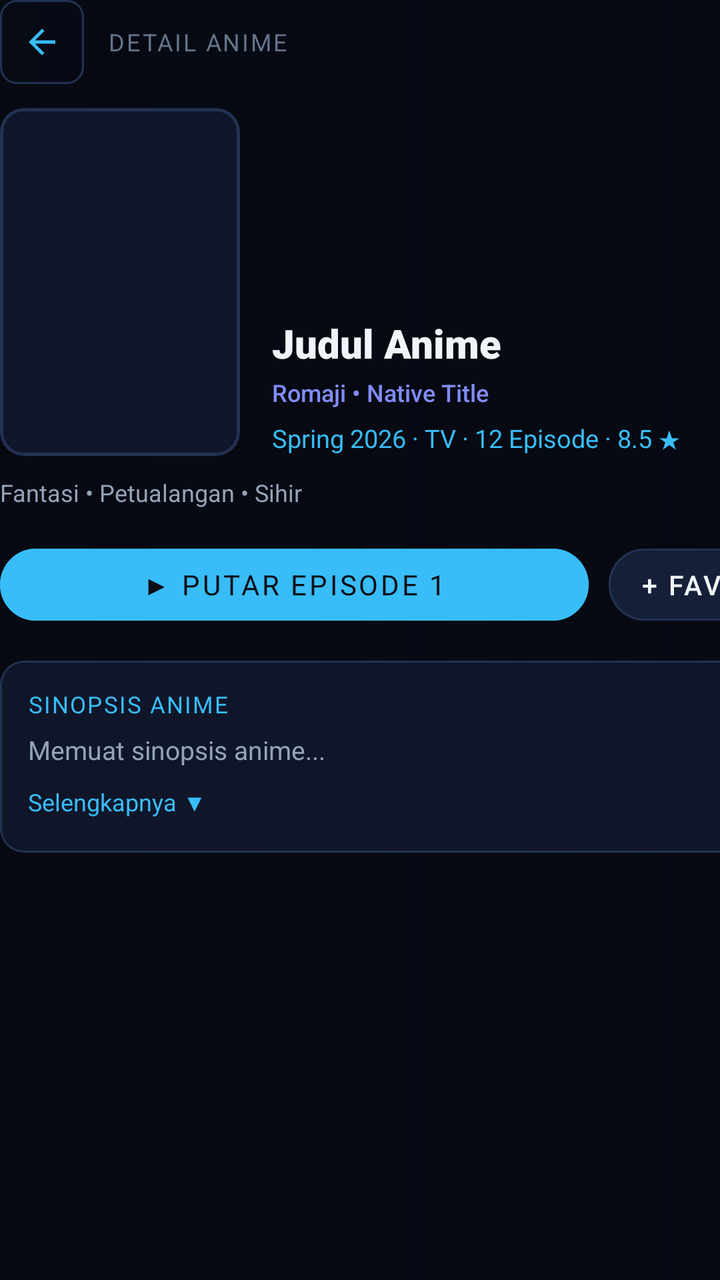
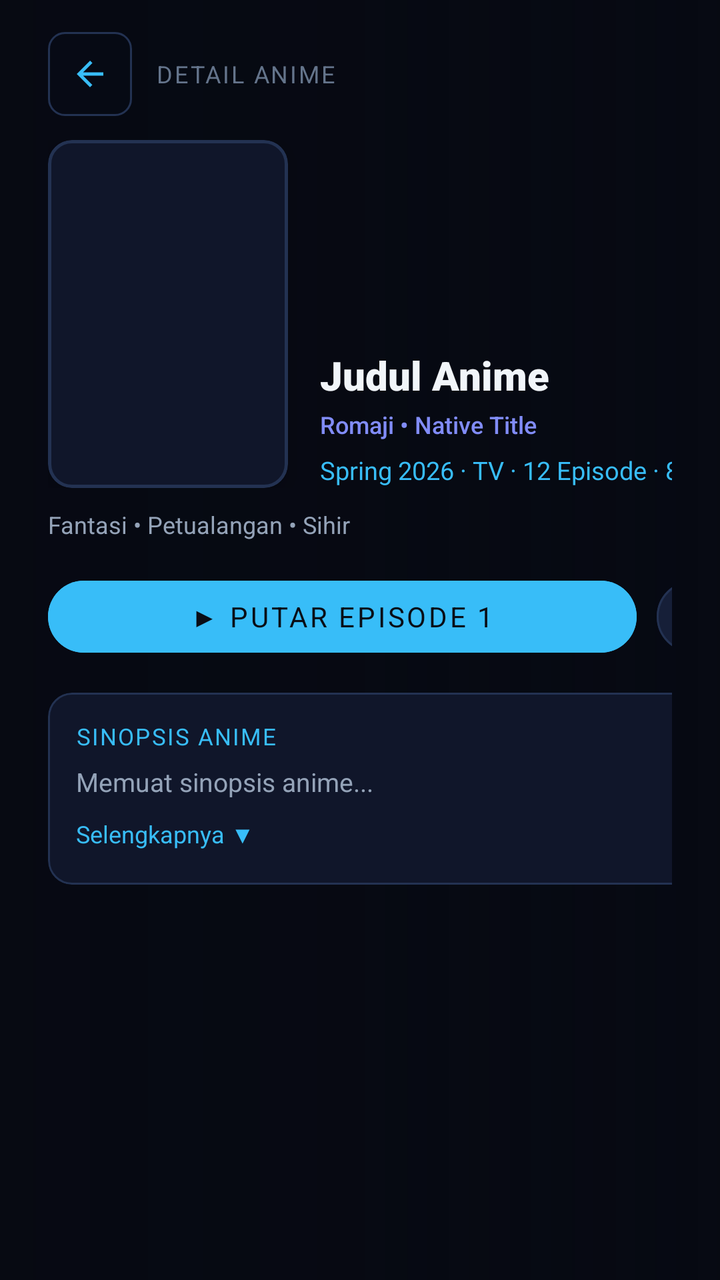

The first picture is an Android layout as it rendered before a commit; the second is the same layout after the commit. The layout source and the unified diff follow.
<!-- AndroidManifest.xml: another module's application theme Theme.Menatap -->
<!-- res/layout/activity_detail.xml -->
<?xml version="1.0" encoding="utf-8"?>
<androidx.coordinatorlayout.widget.CoordinatorLayout xmlns:android="http://schemas.android.com/apk/res/android"
    xmlns:app="http://schemas.android.com/apk/res-auto"
    android:id="@+id/layout_detail_root"
    android:layout_width="match_parent"
    android:layout_height="match_parent"
    android:background="#060912">

    
    <FrameLayout
        android:id="@+id/fl_detail_backdrop_container"
        android:layout_width="match_parent"
        android:layout_height="match_parent">

        <ImageView
            android:id="@+id/iv_detail_backdrop"
            android:layout_width="match_parent"
            android:layout_height="match_parent"
            android:scaleType="centerCrop"
            android:alpha="0.45"
            android:contentDescription="Ambient Backdrop" />

        
        <View
            android:layout_width="match_parent"
            android:layout_height="match_parent"
            android:background="@drawable/bg_tv_backdrop_scrim" />
    </FrameLayout>

    
    <LinearLayout
        android:id="@+id/layout_detail_scroll_content"
        android:layout_width="match_parent"
        android:layout_height="match_parent"
        android:orientation="horizontal"
        android:paddingHorizontal="@dimen/tv_overscan_horizontal"
        android:paddingVertical="@dimen/tv_overscan_vertical">

        
        <androidx.core.widget.NestedScrollView
            android:layout_width="430dp"
            android:layout_height="match_parent"
            android:fillViewport="true"
            android:scrollbars="none"
            android:overScrollMode="never">

            <LinearLayout
                android:layout_width="match_parent"
                android:layout_height="wrap_content"
                android:orientation="vertical"
                android:paddingEnd="18dp"
                android:paddingBottom="24dp">

                
                <LinearLayout
                    android:layout_width="match_parent"
                    android:layout_height="wrap_content"
                    android:gravity="center_vertical"
                    android:layout_marginBottom="12dp">

                    <ImageButton
                        android:id="@+id/btn_detail_back"
                        android:layout_width="42dp"
                        android:layout_height="42dp"
                        android:background="@drawable/bg_tv_button_focused"
                        android:src="@drawable/ic_arrow_back"
                        app:tint="@color/accent_glacial"
                        android:padding="9dp"
                        android:clickable="true"
                        android:focusable="true"
                        android:contentDescription="Kembali" />

                    <TextView
                        android:layout_width="wrap_content"
                        android:layout_height="wrap_content"
                        android:layout_marginStart="12dp"
                        android:text="@string/detail_header_info"
                        android:textColor="@color/text_frost_dim"
                        android:textSize="12sp"
                        android:fontFamily="sans-serif-bold"
                        android:letterSpacing="0.08"
                        android:textAllCaps="true" />
                </LinearLayout>

                
                <LinearLayout
                    android:layout_width="match_parent"
                    android:layout_height="wrap_content"
                    android:orientation="horizontal"
                    android:gravity="bottom">

                    
                    <com.google.android.material.card.MaterialCardView
                        android:id="@+id/card_detail_poster"
                        android:layout_width="120dp"
                        android:layout_height="174dp"
                        app:cardCornerRadius="12dp"
                        app:cardElevation="8dp"
                        app:cardBackgroundColor="@color/frost_surface"
                        app:strokeColor="@color/frost_border"
                        app:strokeWidth="1.5dp"
                        android:focusable="false">

                        <ImageView
                            android:id="@+id/iv_detail_poster"
                            android:layout_width="match_parent"
                            android:layout_height="match_parent"
                            android:scaleType="centerCrop"
                            android:contentDescription="Cover Karakter Anime" />
                    </com.google.android.material.card.MaterialCardView>

                    
                    <LinearLayout
                        android:layout_width="0dp"
                        android:layout_height="wrap_content"
                        android:layout_weight="1"
                        android:layout_marginStart="16dp"
                        android:orientation="vertical">

                        
                        <TextView
                            android:id="@+id/tv_detail_title"
                            android:layout_width="match_parent"
                            android:layout_height="wrap_content"
                            android:text="Judul Anime"
                            android:textColor="@color/text_frost_bright"
                            android:textSize="20sp"
                            android:fontFamily="sans-serif-black"
                            android:lineSpacingExtra="2dp"
                            android:maxLines="3"
                            android:ellipsize="end" />

                        
                        <TextView
                            android:id="@+id/tv_detail_romaji"
                            android:layout_width="match_parent"
                            android:layout_height="wrap_content"
                            android:layout_marginTop="3dp"
                            android:text="Romaji • Native Title"
                            android:textColor="@color/anime_iris_violet"
                            android:textSize="12sp"
                            android:fontFamily="sans-serif-medium"
                            android:maxLines="2"
                            android:ellipsize="end" />

                        
                        <TextView
                            android:id="@+id/tv_detail_meta"
                            android:layout_width="match_parent"
                            android:layout_height="wrap_content"
                            android:layout_marginTop="6dp"
                            android:text="Spring 2026 · TV · 12 Episode · 8.5 ★"
                            android:textColor="@color/accent_glacial"
                            android:textSize="12.5sp"
                            android:fontFamily="sans-serif-bold"
                            android:maxLines="2"
                            android:ellipsize="end" />
                    </LinearLayout>
                </LinearLayout>

                
                <TextView
                    android:id="@+id/tv_detail_genres"
                    android:layout_width="match_parent"
                    android:layout_height="wrap_content"
                    android:layout_marginTop="10dp"
                    android:text="Fantasi • Petualangan • Sihir"
                    android:textColor="@color/text_frost_subtle"
                    android:textSize="12sp"
                    android:fontFamily="sans-serif"
                    android:maxLines="1"
                    android:ellipsize="end" />

                
                <LinearLayout
                    android:layout_width="match_parent"
                    android:layout_height="wrap_content"
                    android:orientation="horizontal"
                    android:layout_marginTop="14dp">

                    <Button
                        android:id="@+id/btn_play_primary"
                        android:layout_width="0dp"
                        android:layout_height="48dp"
                        android:layout_weight="1"
                        android:text="@string/detail_play_ep1"
                        android:textColor="#090D16"
                        android:backgroundTint="@color/accent_glacial"
                        android:textSize="14sp"
                        android:fontFamily="sans-serif-bold"
                        app:cornerRadius="24dp"
                        android:clickable="true"
                        android:focusable="true"
                        android:nextFocusRight="@+id/btn_toggle_bookmark"
                        android:stateListAnimator="@null" />

                    <Button
                        android:id="@+id/btn_toggle_bookmark"
                        android:layout_width="wrap_content"
                        android:layout_height="48dp"
                        android:layout_marginStart="10dp"
                        android:text="@string/detail_favorite"
                        android:textColor="@color/text_frost_bright"
                        android:backgroundTint="@color/frost_elevated"
                        android:textSize="13.5sp"
                        android:fontFamily="sans-serif-medium"
                        app:strokeColor="@color/frost_border"
                        app:strokeWidth="1dp"
                        app:cornerRadius="24dp"
                        android:paddingHorizontal="16dp"
                        android:clickable="true"
                        android:focusable="true"
                        android:nextFocusLeft="@+id/btn_play_primary"
                        android:nextFocusRight="@+id/rv_detail_episodes"
                        android:stateListAnimator="@null" />
                </LinearLayout>

                
                <com.google.android.material.card.MaterialCardView
                    android:layout_width="match_parent"
                    android:layout_height="wrap_content"
                    android:layout_marginTop="14dp"
                    app:cardCornerRadius="12dp"
                    app:cardElevation="0dp"
                    app:cardBackgroundColor="@color/frost_surface"
                    app:strokeColor="@color/frost_border"
                    app:strokeWidth="1dp">

                    <LinearLayout
                        android:layout_width="match_parent"
                        android:layout_height="wrap_content"
                        android:orientation="vertical"
                        android:padding="14dp">

                        <TextView
                            android:layout_width="wrap_content"
                            android:layout_height="wrap_content"
                            android:text="@string/detail_synopsis_title"
                            android:textColor="@color/accent_glacial"
                            android:textSize="11.5sp"
                            android:fontFamily="sans-serif-bold"
                            android:letterSpacing="0.06" />

                        <TextView
                            android:id="@+id/tv_detail_synopsis"
                            android:layout_width="match_parent"
                            android:layout_height="wrap_content"
                            android:layout_marginTop="6dp"
                            android:textColor="@color/text_frost_subtle"
                            android:textSize="13sp"
                            android:lineSpacingExtra="3.5dp"
                            android:fontFamily="sans-serif"
                            android:maxLines="3"
                            android:ellipsize="end"
                            android:text="@string/detail_loading_synopsis" />

                        <TextView
                            android:id="@+id/tv_synopsis_toggle"
                            android:layout_width="wrap_content"
                            android:layout_height="wrap_content"
                            android:layout_marginTop="6dp"
                            android:text="@string/detail_read_more"
                            android:textColor="@color/accent_glacial"
                            android:textSize="12sp"
                            android:fontFamily="sans-serif-bold"
                            android:clickable="true"
                            android:focusable="true"
                            android:nextFocusRight="@+id/rv_detail_episodes"
                            android:paddingVertical="3dp" />
                    </LinearLayout>
                </com.google.android.material.card.MaterialCardView>
            </LinearLayout>
        </androidx.core.widget.NestedScrollView>

        
        <View
            android:layout_width="1dp"
            android:layout_height="match_parent"
            android:background="#1A2D48"
            android:focusable="false" />

        
        <androidx.core.widget.NestedScrollView
            android:layout_width="0dp"
            android:layout_height="match_parent"
            android:layout_weight="1"
            android:fillViewport="true"
            android:scrollbars="none"
            android:overScrollMode="never"
            android:paddingStart="20dp">

            <LinearLayout
                android:layout_width="match_parent"
                android:layout_height="wrap_content"
                android:orientation="vertical"
                android:paddingBottom="32dp">

                
                <LinearLayout
                    android:layout_width="match_parent"
                    android:layout_height="wrap_content"
                    android:orientation="horizontal"
                    android:gravity="center_vertical"
                    android:layout_marginBottom="12dp">

                    <TextView
                        android:layout_width="wrap_content"
                        android:layout_height="wrap_content"
                        android:text="@string/detail_episodes_title"
                        android:textColor="@color/text_frost_bright"
                        android:textSize="17sp"
                        android:fontFamily="sans-serif-black"
                        android:letterSpacing="0.02" />

                    <ProgressBar
                        android:id="@+id/pb_episodes_loading"
                        android:layout_width="20dp"
                        android:layout_height="20dp"
                        android:layout_marginStart="12dp"
                        android:indeterminateTint="@color/accent_glacial"
                        android:visibility="gone" />
                </LinearLayout>

                
                <androidx.recyclerview.widget.RecyclerView
                    android:id="@+id/rv_detail_episodes"
                    android:layout_width="match_parent"
                    android:layout_height="wrap_content"
                    android:clipToPadding="false"
                    android:nestedScrollingEnabled="false"
                    android:focusable="true"
                    android:nextFocusLeft="@+id/btn_toggle_bookmark"
                    android:descendantFocusability="afterDescendants" />

                
                <LinearLayout
                    android:id="@+id/layout_related_seasons"
                    android:layout_width="match_parent"
                    android:layout_height="wrap_content"
                    android:layout_marginTop="22dp"
                    android:orientation="vertical"
                    android:visibility="gone">

                    <LinearLayout
                        android:layout_width="match_parent"
                        android:layout_height="wrap_content"
                        android:orientation="horizontal"
                        android:gravity="center_vertical"
                        android:layout_marginBottom="10dp">

                        <TextView
                            android:layout_width="0dp"
                            android:layout_height="wrap_content"
                            android:layout_weight="1"
                            android:text="@string/detail_related_seasons_title"
                            android:textColor="@color/accent_glacial"
                            android:textSize="14sp"
                            android:fontFamily="sans-serif-bold"
                            android:letterSpacing="0.04" />

                        <TextView
                            android:id="@+id/tv_related_seasons_count"
                            android:layout_width="wrap_content"
                            android:layout_height="wrap_content"
                            android:textColor="@color/text_frost_subtle"
                            android:textSize="12sp"
                            android:fontFamily="sans-serif-medium" />
                    </LinearLayout>

                    <androidx.recyclerview.widget.RecyclerView
                        android:id="@+id/rv_detail_seasons"
                        android:layout_width="match_parent"
                        android:layout_height="wrap_content"
                        android:clipToPadding="false"
                        android:nestedScrollingEnabled="false"
                        android:focusable="true" />
                </LinearLayout>

                
                <LinearLayout
                    android:id="@+id/layout_related_movies"
                    android:layout_width="match_parent"
                    android:layout_height="wrap_content"
                    android:layout_marginTop="22dp"
                    android:orientation="vertical"
                    android:visibility="gone">

                    <LinearLayout
                        android:layout_width="match_parent"
                        android:layout_height="wrap_content"
                        android:orientation="horizontal"
                        android:gravity="center_vertical"
                        android:layout_marginBottom="10dp">

                        <TextView
                            android:layout_width="0dp"
                            android:layout_height="wrap_content"
                            android:layout_weight="1"
                            android:text="@string/detail_related_movies_title"
                            android:textColor="@color/accent_glacial"
                            android:textSize="14sp"
                            android:fontFamily="sans-serif-bold"
                            android:letterSpacing="0.04" />

                        <TextView
                            android:id="@+id/tv_related_movies_count"
                            android:layout_width="wrap_content"
                            android:layout_height="wrap_content"
                            android:textColor="@color/text_frost_subtle"
                            android:textSize="12sp"
                            android:fontFamily="sans-serif-medium" />
                    </LinearLayout>

                    <androidx.recyclerview.widget.RecyclerView
                        android:id="@+id/rv_detail_movies"
                        android:layout_width="match_parent"
                        android:layout_height="wrap_content"
                        android:clipToPadding="false"
                        android:nestedScrollingEnabled="false"
                        android:focusable="true" />
                </LinearLayout>
            </LinearLayout>
        </androidx.core.widget.NestedScrollView>
    </LinearLayout>
</androidx.coordinatorlayout.widget.CoordinatorLayout>
<!-- resources referenced by this layout -->
<resources>
  <color name="accent_glacial">#38BDF8</color>
  <color name="anime_iris_violet">#818CF8</color>
  <color name="frost_border">#233252</color>
  <color name="frost_elevated">#161F38</color>
  <color name="frost_surface">#10162A</color>
  <color name="text_frost_bright">#F1F5F9</color>
  <color name="text_frost_dim">#64748B</color>
  <color name="text_frost_subtle">#94A3B8</color>
  <dimen name="tv_overscan_horizontal">0dp</dimen>
  <dimen name="tv_overscan_vertical">0dp</dimen>
  <!-- drawable bg_tv_backdrop_scrim (drawable) -->
  <?xml version="1.0" encoding="utf-8"?>
  <shape xmlns:android="http://schemas.android.com/apk/res/android"
      android:shape="rectangle">
      <gradient
          android:type="linear"
          android:angle="0"
          android:startColor="#F5060912"
          android:centerColor="#C8060912"
          android:endColor="#4D060912" />
  </shape>
  <!-- drawable bg_tv_button_focused (drawable) -->
  <?xml version="1.0" encoding="utf-8"?>
  <selector xmlns:android="http://schemas.android.com/apk/res/android">
      <item android:state_focused="true">
          <shape android:shape="rectangle">
              <solid android:color="#3338BDF8" />
              <stroke android:width="2dp" android:color="#38BDF8" />
              <corners android:radius="8dp" />
          </shape>
      </item>
      <item android:state_pressed="true">
          <shape android:shape="rectangle">
              <solid android:color="#4038BDF8" />
              <corners android:radius="8dp" />
          </shape>
      </item>
      <item>
          <shape android:shape="rectangle">
              <solid android:color="#1A10162A" />
              <stroke android:width="1dp" android:color="#233252" />
              <corners android:radius="8dp" />
          </shape>
      </item>
  </selector>
  <!-- drawable ic_arrow_back (drawable) -->
  <?xml version="1.0" encoding="utf-8"?>
  <vector xmlns:android="http://schemas.android.com/apk/res/android"
      android:width="20dp"
      android:height="20dp"
      android:viewportWidth="24"
      android:viewportHeight="24">
      
      <path
          android:fillColor="#FFFFFFFF"
          android:pathData="M20,11H7.83l5.59,-5.59L12,4l-8,8 8,8 1.41,-1.41L7.83,13H20v-2z" />
  </vector>
  <string name="detail_episodes_title">DAFTAR EPISODE</string>
  <string name="detail_favorite">+ Favorit</string>
  <string name="detail_header_info">Detail Anime</string>
  <string name="detail_loading_synopsis">Memuat sinopsis anime...</string>
  <string name="detail_play_ep1">▶ Putar Episode 1</string>
  <string name="detail_read_more">Selengkapnya ▼</string>
  <string name="detail_related_movies_title">FILM &amp; MOVIE TERKAIT</string>
  <string name="detail_related_seasons_title">MUSIM &amp; SERI TERKAIT</string>
  <string name="detail_synopsis_title">SINOPSIS ANIME</string>
  <style name="Theme.Menatap" parent="Theme.MaterialComponents.DayNight.NoActionBar">
          <item name="android:windowBackground">@color/frost_void</item>
          <item name="android:statusBarColor">@android:color/transparent</item>
          <item name="android:navigationBarColor">@android:color/transparent</item>
          <item name="android:windowLightStatusBar">false</item>
          <item name="android:windowLightNavigationBar">false</item>
          <item name="colorPrimary">@color/accent_glacial</item>
          <item name="colorPrimaryVariant">@color/accent_azure</item>
          <item name="colorSecondary">@color/accent_frost_iris</item>
          <item name="android:textColorPrimary">@color/text_frost_bright</item>
          <item name="android:textColorSecondary">@color/text_frost_subtle</item>
      </style>
  <color name="frost_void">#0A0D18</color>
  <color name="accent_azure">#38BDF8</color>
  <color name="accent_frost_iris">#818CF8</color>
</resources>

<!-- the commit's change to res/layout/activity_detail.xml (unified diff, before → after) -->
@@ -33,8 +33,8 @@
         android:layout_width="match_parent"
         android:layout_height="match_parent"
         android:orientation="horizontal"
-        android:paddingHorizontal="@dimen/tv_overscan_horizontal"
-        android:paddingVertical="@dimen/tv_overscan_vertical">
+        android:paddingHorizontal="@dimen/tv_detail_padding_horizontal"
+        android:paddingVertical="@dimen/tv_detail_padding_vertical">
 
         
         <androidx.core.widget.NestedScrollView
<!-- resource entries referenced after the edit -->
@@ -8,8 +8,8 @@
   <color name="text_frost_bright">#F1F5F9</color>
   <color name="text_frost_dim">#64748B</color>
   <color name="text_frost_subtle">#94A3B8</color>
-  <dimen name="tv_overscan_horizontal">0dp</dimen>
-  <dimen name="tv_overscan_vertical">0dp</dimen>
+  <dimen name="tv_detail_padding_horizontal">24dp</dimen>
+  <dimen name="tv_detail_padding_vertical">16dp</dimen>
   <!-- drawable bg_tv_backdrop_scrim (drawable) -->
   <?xml version="1.0" encoding="utf-8"?>
   <shape xmlns:android="http://schemas.android.com/apk/res/android"
